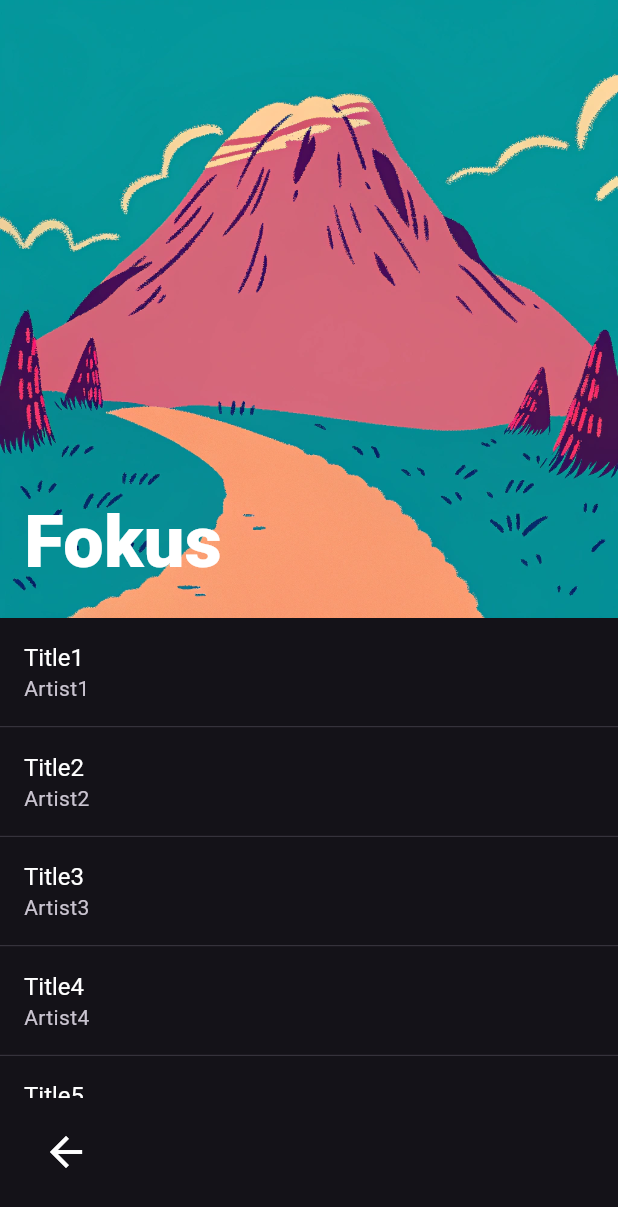
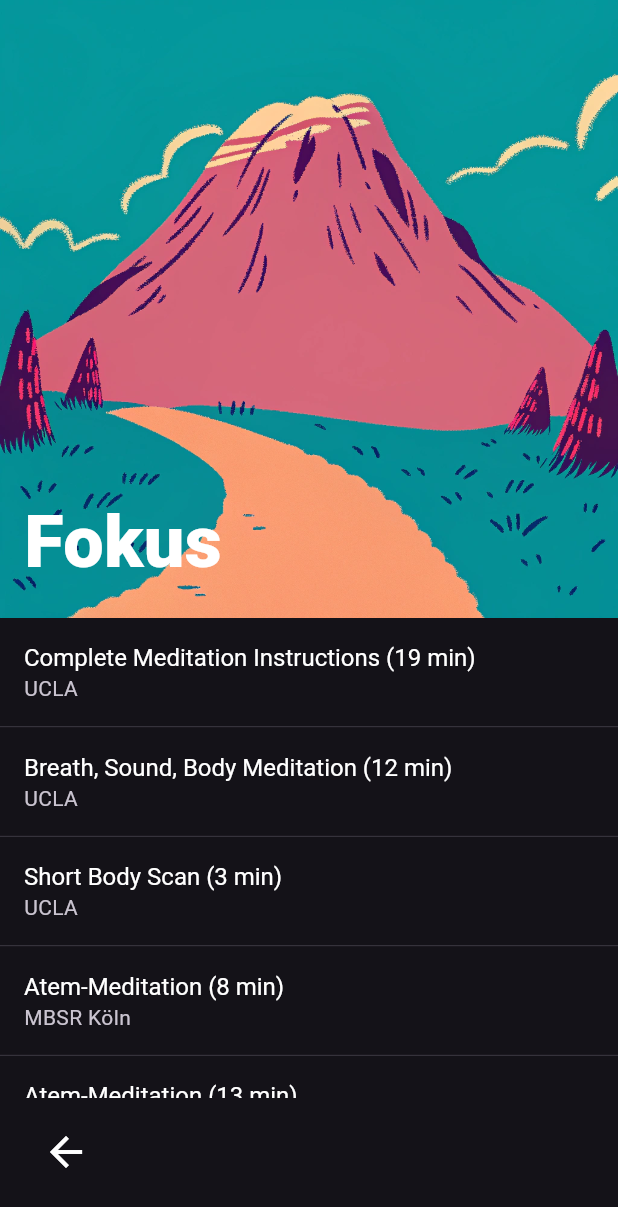
Before and after one commit to maxmitz/meditation_app, a Flutter app: the screen it shows after launch, after a tap on "Fokus", on a phone screen of 412 x 824 dp. Shown: the top 1207 px of the screen. Run offline on Flutter 3.47's test engine with Material 3 defaults, Android fonts, the phone set to English and light mode, and no system bars; our stand-ins replace freezed_annotation, go_router, hooks_riverpod, just_audio, just_audio_background, rxdart; missing offline and left inert: audio_session.

Commit message:
feat: adding new meditations with names

```diff
--- a/lib/home/data/meditations.dart
+++ b/lib/home/data/meditations.dart
@@ -2,69 +2,171 @@ import 'package:meditation/meditation_overview/view_model/meditation_overview_da
 import 'package:meditation/shared/domain/meditation.dart';
 import 'package:meditation/shared/presentation/asset_paths.dart';
 
-const testMeditations = [
+const categories = [
+  MeditationOverviewData(
+    title: 'Schlaf',
+    meditations: [
       Meditation(
         url: AssetPaths.meditation1Audio,
-    title: 'Title1',
-    artist: 'Artist1',
+        title: 'Body Scan for Sleep (6 min)',
+        artist: 'UCLA',
         imagePath: AssetPaths.backgroundNightSky,
       ),
       Meditation(
         url:
-        'https://achtsamkeit.swiss/wp-content/uploads/2020/06/2018-01-01_Bodyscan.mp3',
-    title: 'Title2',
-    artist: 'Artist2',
-    imagePath: AssetPaths.backgroundFlowers,
+            'https://mbsr-koeln.de/wp-content/uploads/2024/11/MBSR-Body-Scan-15-Min-mit-Schlussaktivierung-mono-145-.mp3',
+        title: 'MBSR Köln (15 min)',
+        artist: 'UCLA',
+        imagePath: AssetPaths.backgroundNightSky,
       ),
+    ],
+    imagePath: AssetPaths.backgroundNightSky,
+  ),
+  MeditationOverviewData(
+    title: 'Fokus',
+    meditations: [
       Meditation(
         url:
-        'https://d1cy5zxxhbcbkk.cloudfront.net/guided-meditations/05_Loving_Kindness_Meditation.mp3',
-    title: 'Title3',
-    artist: 'Artist3',
+            'https://d1cy5zxxhbcbkk.cloudfront.net/guided-meditations/03_Complete_Meditation_Instructions.mp3',
+        title: 'Complete Meditation Instructions (19 min)',
+        artist: 'UCLA',
         imagePath: AssetPaths.backgroundRiver,
       ),
       Meditation(
         url:
-        'https://d1cy5zxxhbcbkk.cloudfront.net/guided-meditations/Body-Scan-for-Sleep.mp3',
-    title: 'Title4',
-    artist: 'Artist4',
+            'https://d1cy5zxxhbcbkk.cloudfront.net/guided-meditations/02_Breath_Sound_Body_Meditation.mp3',
+        title: 'Breath, Sound, Body Meditation (12 min)',
+        artist: 'UCLA',
         imagePath: AssetPaths.backgroundRiver,
       ),
       Meditation(
         url:
-        'https://www.cc.nih.gov/sites/default/files/assets/patientlibrary/audio/HJPanicAttack2CountingBreaths.mp3',
-    title: 'Title5',
-    artist: 'Artist5',
+            'https://d1cy5zxxhbcbkk.cloudfront.net/guided-meditations/Body-Scan-Meditation.mp3',
+        title: 'Short Body Scan (3 min)',
+        artist: 'UCLA',
         imagePath: AssetPaths.backgroundRiver,
       ),
       Meditation(
         url:
-        'https://www.cc.nih.gov/sites/default/files/assets/patientlibrary/audio/HJPanicAttack3Mantra.mp3',
-    title: 'Title6',
-    artist: 'Artist6',
+            'https://mbsr-koeln.de/wp-content/uploads/2024/11/24-Atemmeditation-8-Min-145-mono.mp3',
+        title: 'Atem-Meditation (8 min)',
+        artist: 'MBSR Köln',
         imagePath: AssetPaths.backgroundRiver,
       ),
-];
-
-const categories = [
-  MeditationOverviewData(
-    title: 'Schlaf',
-    meditations: testMeditations,
-    imagePath: AssetPaths.backgroundNightSky,
+      Meditation(
+        url: 'https://www.mbsr-kurs-koeln.de/downloads/AtemMeditation.mp3',
+        title: 'Atem-Meditation (13 min)',
+        artist: 'MBSR Köln',
+        imagePath: AssetPaths.backgroundRiver,
       ),
-  MeditationOverviewData(
-    title: 'Fokus',
-    meditations: testMeditations,
+      Meditation(
+        url:
+            'https://mbsr-koeln.de/wp-content/uploads/2024/11/24-Atemmeditation-15-Min-145-mono.mp3',
+        title: 'Atem-Meditation (15 min)',
+        artist: 'MBSR Köln',
+        imagePath: AssetPaths.backgroundRiver,
+      ),
+      Meditation(
+        url:
+            'https://yabonn.de/wp-content/uploads/2020/04/MeditationAufKoerperempfindungen.mp3',
+        title: 'Meditation auf Körper (20 min)',
+        artist: 'Yoga und Achtsamkeit in Bonn',
+        imagePath: AssetPaths.backgroundRiver,
+      ),
+      Meditation(
+        url:
+            'https://yabonn.de/wp-content/uploads/2020/04/MeditationAufGefuehle.mp3',
+        title: 'Meditation auf Gefühle (21 min)',
+        artist: 'Yoga und Achtsamkeit in Bonn',
+        imagePath: AssetPaths.backgroundRiver,
+      ),
+      Meditation(
+        url:
+            'https://yabonn.de/wp-content/uploads/2020/04/MeditationAufGefuehle.mp3',
+        title: 'Meditation auf Gefühle (21 min)',
+        artist: 'Yoga und Achtsamkeit in Bonn',
+        imagePath: AssetPaths.backgroundRiver,
+      ),
+      Meditation(
+        url:
+            'https://yabonn.de/wp-content/uploads/2020/04/MeditationAufGefuehle.mp3',
+        title: 'Meditation auf Gefühle (21 min)',
+        artist: 'Yoga und Achtsamkeit in Bonn',
+        imagePath: AssetPaths.backgroundRiver,
+      ),
+      Meditation(
+        url:
+            'https://yabonn.de/wp-content/uploads/2020/04/MeditationAufGedanken.mp3',
+        title: 'Meditation auf Gedanken (22 min)',
+        artist: 'Yoga und Achtsamkeit in Bonn',
+        imagePath: AssetPaths.backgroundRiver,
+      ),
+      Meditation(
+        url: 'https://yabonn.de/wp-content/uploads/2020/04/AtemMeditationI.mp3',
+        title: 'Atem-Meditation I (15 min)',
+        artist: 'Yoga und Achtsamkeit in Bonn',
+        imagePath: AssetPaths.backgroundRiver,
+      ),
+    ],
     imagePath: AssetPaths.backgroundMountain,
   ),
   MeditationOverviewData(
     title: 'Entspannung',
-    meditations: testMeditations,
+    meditations: [],
     imagePath: AssetPaths.backgroundFlowers,
   ),
   MeditationOverviewData(
     title: 'Positivität',
-    meditations: testMeditations,
+    meditations: [
+      Meditation(
+        url:
+            'https://d1cy5zxxhbcbkk.cloudfront.net/guided-meditations/05_Loving_Kindness_Meditation.mp3',
+        title: 'Loving Kindness Meditation (9 min)',
+        artist: 'UCLA',
+        imagePath: AssetPaths.backgroundRiver,
+      ),
+      Meditation(
+        url:
+            'https://mbsr-koeln.de/wp-content/uploads/2024/11/MBSR-Leuchtturmuebung-2-Anleitung-145-mono.mp3',
+        title: 'Leuchtturm-Übung Anleitung (9 min)',
+        artist: 'MBSR Köln',
+        imagePath: AssetPaths.backgroundRiver,
+      ),
+      Meditation(
+        url: 'https://www.mbsr-kurs-koeln.de/downloads/Metta.mp3',
+        title: 'Metta/ Mantra Meditation (13 min)',
+        artist: 'MBSR Köln',
+        imagePath: AssetPaths.backgroundRiver,
+      ),
+      Meditation(
+        url:
+            'https://yabonn.de/wp-content/uploads/2020/04/MitgefuehlFuerSichSelbst.mp3',
+        title: 'Mitgefühl mit sich Selbst (15 min)',
+        artist: 'Yoga und Achtsamkeit in Bonn',
+        imagePath: AssetPaths.backgroundRiver,
+      ),
+      Meditation(
+        url:
+            'https://yabonn.de/wp-content/uploads/2020/04/MeditationZuDankbarkeit.mp3',
+        title: 'Dankbarkeit (18 min)',
+        artist: 'Yoga und Achtsamkeit in Bonn',
+        imagePath: AssetPaths.backgroundRiver,
+      ),
+      Meditation(
+        url:
+            'https://yabonn.de/wp-content/uploads/2020/04/MitgefuehlFuerAndere.mp3',
+        title: 'Mitgefühl für Andere (20 min)',
+        artist: 'Yoga und Achtsamkeit in Bonn',
+        imagePath: AssetPaths.backgroundRiver,
+      ),
+      Meditation(
+        url:
+            'https://yabonn.de/wp-content/uploads/2020/04/MitgefuehlFuerSichSelbst.mp3',
+        title: 'Mitgefühl mit sich Selbst (15 min)',
+        artist: 'Yoga und Achtsamkeit in Bonn',
+        imagePath: AssetPaths.backgroundRiver,
+      ),
+    ],
     imagePath: AssetPaths.backgroundRiver,
   ),
 ];
```
Lines whose indentation alone changed are shown as unchanged.
